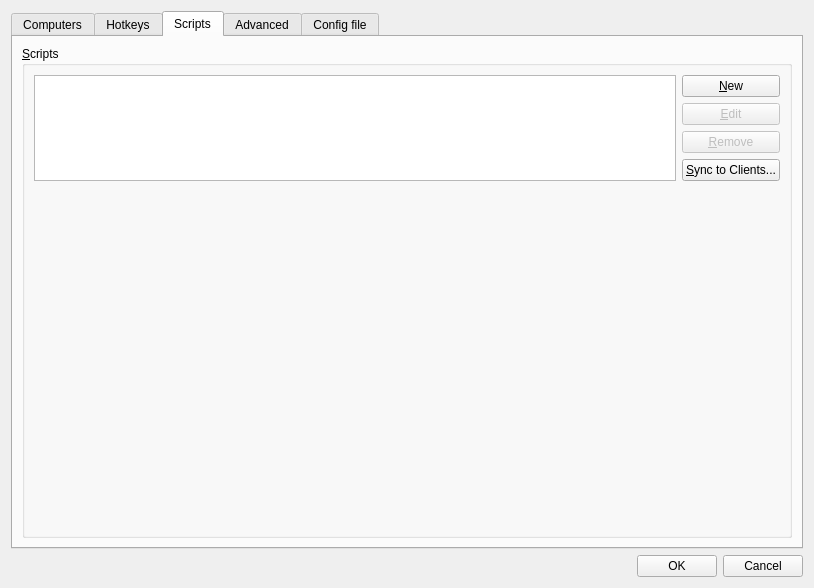
stefanverleysen/synergy, file src/gui/src/ServerConfigDialogBase.ui: the form before one commit.
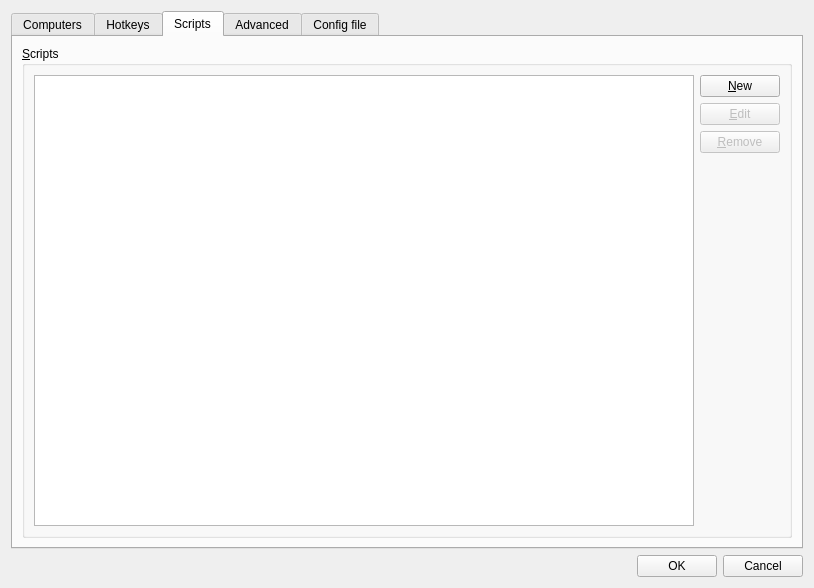
The form after the commit. The open tabs and pages were chosen to show the change. Icons and pictures are not drawn. Custom widgets are drawn as their Qt base class.

Commit message:
refactor: remove script synchronization feature from ServerConfigDialog
- Removed the SyncScriptsDialog and associated functionality from ServerConfigDialog, including the UI elements and related methods.
- Updated event handling to eliminate references to script synchronization, streamlining the server-client communication process.
- Adjusted the Client and Server classes to reflect the removal of script syncing capabilities.

This change simplifies the script management process and focuses on direct script execution without synchronization overhead.

What changed in the file:
```diff
--- a/src/gui/src/ServerConfigDialogBase.ui
+++ b/src/gui/src/ServerConfigDialogBase.ui
@@ -372,13 +372,6 @@
            </widget>
           </item>
           <item row="3" column="1">
-           <widget class="QPushButton" name="m_pButtonSyncScripts">
-            <property name="text">
-             <string>&amp;Sync to Clients...</string>
-            </property>
-           </widget>
-          </item>
-          <item row="4" column="1">
            <spacer name="verticalSpacer_scripts">
             <property name="orientation">
              <enum>Qt::Vertical</enum>
```
The commit also changes 26 other files.
